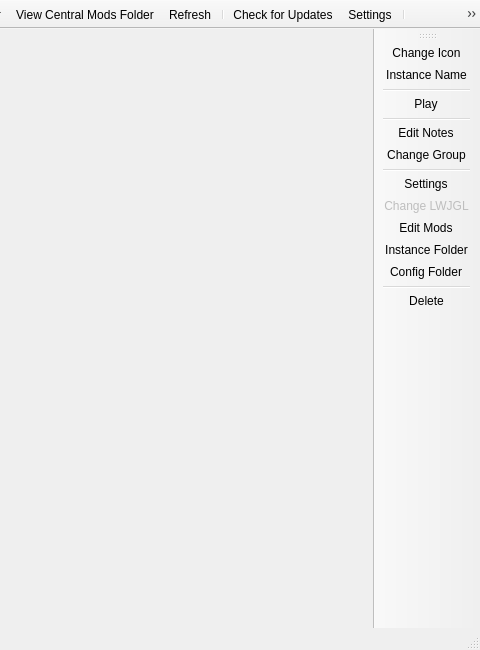
Above: gui/mainwindow.ui from FreesmTeam/FreesmLauncher before the change; both pictures show x 208 to 688 and y 0 to 650 of the 688 by 650 pixel window. Below: the same form after it.
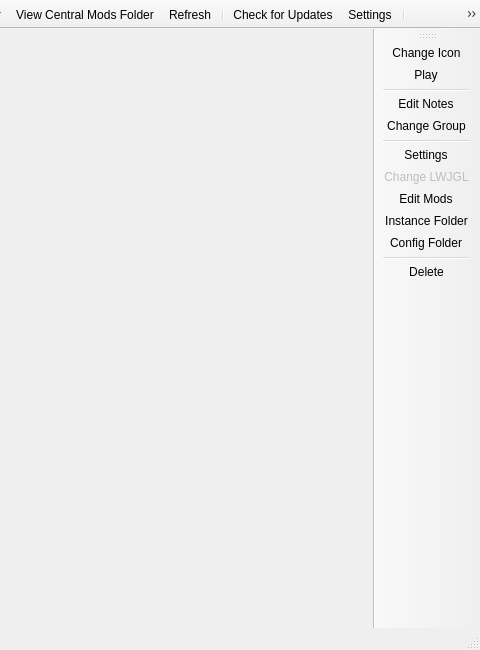
That is the form after the change. Icons and pictures are not drawn.

```diff
--- a/gui/mainwindow.ui
+++ b/gui/mainwindow.ui
@@ -99,8 +99,6 @@
     <bool>false</bool>
    </attribute>
    <addaction name="actionChangeInstIcon"/>
-   <addaction name="actionRenameInstance"/>
-   <addaction name="separator"/>
    <addaction name="actionLaunchInstance"/>
    <addaction name="separator"/>
    <addaction name="actionEditInstNotes"/>
```
Left out of the diff: 13 changed lines with no effect on the pictures.
